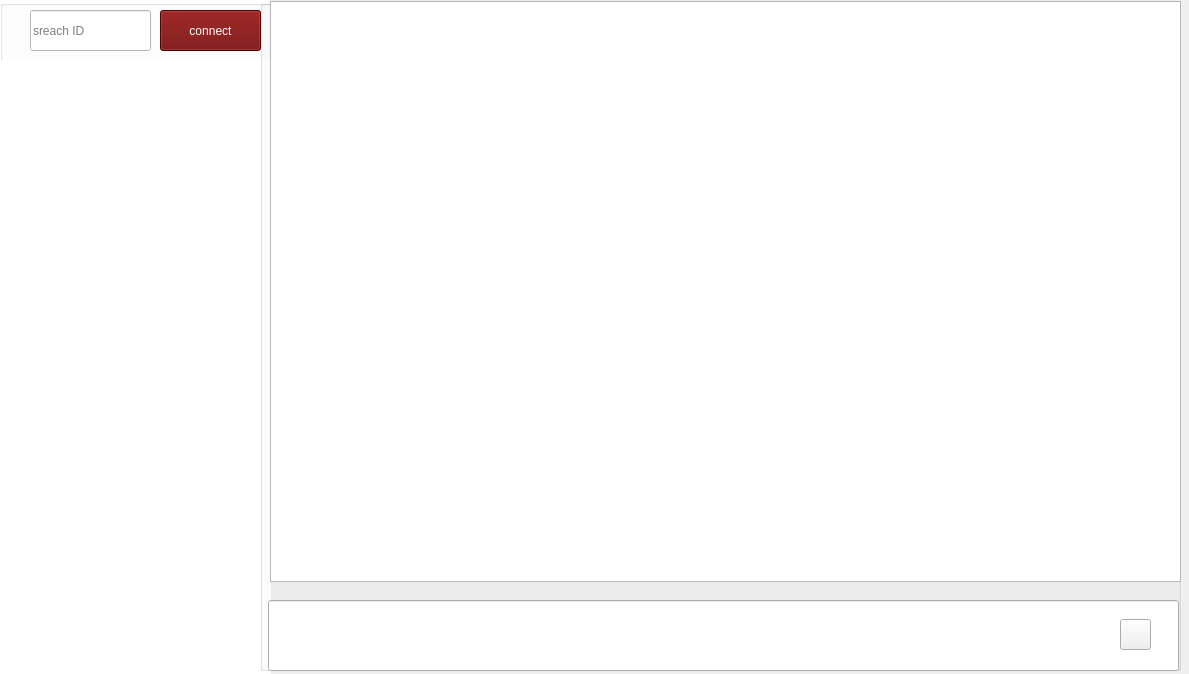
Qt form chatroom.ui (Pourya231/converso) before a commit.
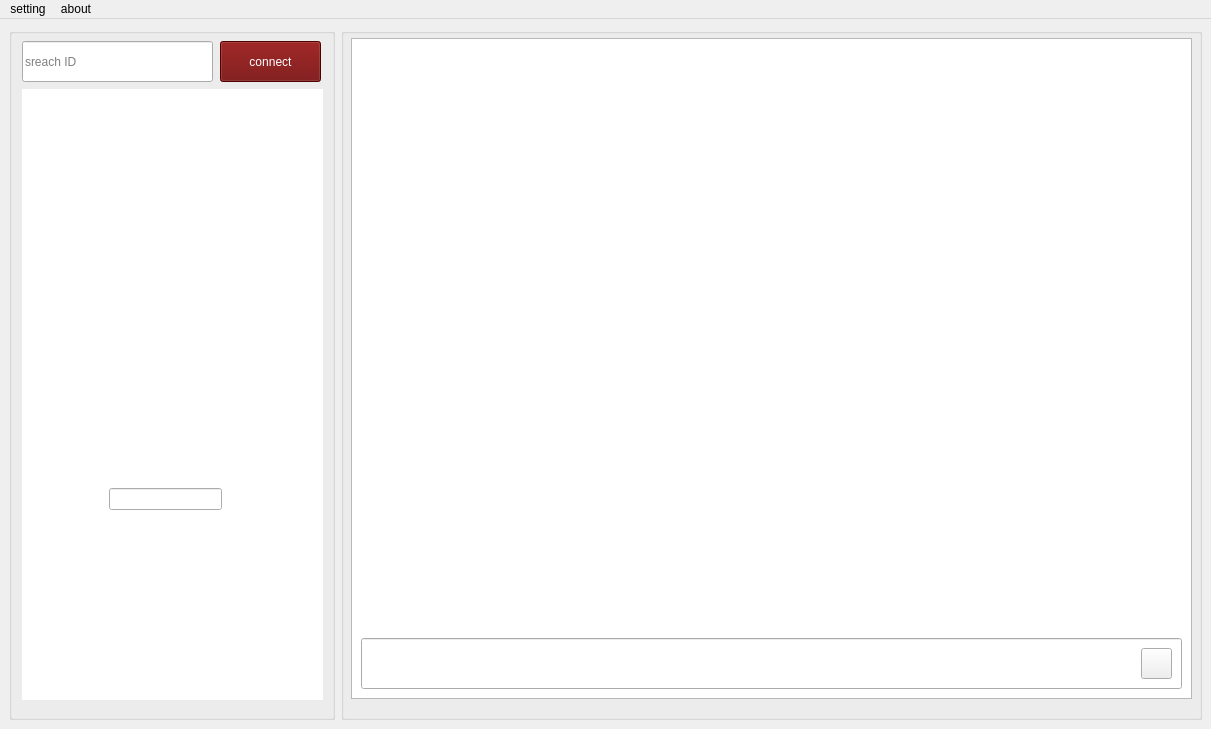
The same form after that commit. Icons and pictures are not drawn.

Commit message: better chatroom + setting

```diff
--- a/chatroom.ui
+++ b/chatroom.ui
@@ -6,48 +6,44 @@
    <rect>
     <x>0</x>
     <y>0</y>
-    <width>1189</width>
-    <height>674</height>
+    <width>1211</width>
+    <height>729</height>
    </rect>
   </property>
   <property name="windowTitle">
    <string>MainWindow</string>
   </property>
   <widget class="QWidget" name="centralwidget">
+   <layout class="QHBoxLayout" name="horizontalLayout">
+    <item>
    <widget class="QGroupBox" name="groupBox">
-    <property name="geometry">
-     <rect>
-      <x>0</x>
-      <y>0</y>
-      <width>271</width>
+      <property name="minimumSize">
+       <size>
+        <width>321</width>
       <height>681</height>
-     </rect>
+       </size>
     </property>
     <property name="styleSheet">
-     <string notr="true">background-color: rgb(255, 255, 255);</string>
+       <string notr="true"/>
     </property>
     <property name="title">
      <string/>
     </property>
-    <widget class="QLineEdit" name="lineEdit_2">
-     <property name="geometry">
-      <rect>
-       <x>140</x>
-       <y>60</y>
-       <width>121</width>
-       <height>41</height>
-      </rect>
-     </property>
-    </widget>
     <widget class="QLineEdit" name="lineEdit_3">
      <property name="geometry">
       <rect>
-       <x>30</x>
-       <y>10</y>
-       <width>121</width>
+         <x>13</x>
+         <y>13</y>
+         <width>191</width>
        <height>41</height>
       </rect>
      </property>
+       <property name="minimumSize">
+        <size>
+         <width>191</width>
+         <height>41</height>
+        </size>
+       </property>
      <property name="styleSheet">
       <string notr="true">font: 11pt &quot;MS Shell Dlg 2&quot;;
 color: rgb(0, 0, 0);</string>
@@ -59,12 +55,18 @@
     <widget class="QPushButton" name="pushButton_2">
      <property name="geometry">
       <rect>
-       <x>160</x>
-       <y>10</y>
+         <x>211</x>
+         <y>13</y>
        <width>101</width>
        <height>41</height>
       </rect>
      </property>
+       <property name="minimumSize">
+        <size>
+         <width>101</width>
+         <height>41</height>
+        </size>
+       </property>
      <property name="styleSheet">
       <string notr="true">font: 14pt &quot;MS Shell Dlg 2&quot;;
 background-color: rgb(110, 0, 0);
@@ -77,12 +79,18 @@
     <widget class="QListWidget" name="listWidget">
      <property name="geometry">
       <rect>
-       <x>0</x>
-       <y>60</y>
+         <x>13</x>
+         <y>61</y>
        <width>301</width>
-       <height>631</height>
-      </rect>
-     </property>
+         <height>611</height>
+        </rect>
+       </property>
+       <property name="minimumSize">
+        <size>
+         <width>301</width>
+         <height>611</height>
+        </size>
+       </property>
      <property name="styleSheet">
       <string notr="true">font: 18pt &quot;MS Shell Dlg 2&quot;;
 background-color: rgb(255, 255, 255);
@@ -92,15 +100,25 @@
       <enum>QFrame::NoFrame</enum>
      </property>
     </widget>
-   </widget>
+      <widget class="QLineEdit" name="lineEdit_2">
+       <property name="geometry">
+        <rect>
+         <x>100</x>
+         <y>460</y>
+         <width>113</width>
+         <height>22</height>
+        </rect>
+       </property>
+      </widget>
+     </widget>
+    </item>
+    <item>
    <widget class="QGroupBox" name="groupBox_2">
-    <property name="geometry">
-     <rect>
-      <x>260</x>
-      <y>0</y>
-      <width>921</width>
-      <height>671</height>
-     </rect>
+      <property name="minimumSize">
+       <size>
+        <width>861</width>
+        <height>681</height>
+       </size>
     </property>
     <property name="title">
      <string/>
@@ -108,12 +126,18 @@
     <widget class="QLineEdit" name="lineEdit">
      <property name="geometry">
       <rect>
-       <x>8</x>
-       <y>600</y>
-       <width>911</width>
-       <height>71</height>
-      </rect>
-     </property>
+         <x>20</x>
+         <y>610</y>
+         <width>821</width>
+         <height>51</height>
+        </rect>
+       </property>
+       <property name="minimumSize">
+        <size>
+         <width>821</width>
+         <height>51</height>
+        </size>
+       </property>
      <property name="styleSheet">
       <string notr="true">font: 15pt &quot;MS Shell Dlg 2&quot;;</string>
      </property>
@@ -124,8 +148,8 @@
     <widget class="QPushButton" name="pushButton">
      <property name="geometry">
       <rect>
-       <x>860</x>
-       <y>619</y>
+         <x>800</x>
+         <y>620</y>
        <width>31</width>
        <height>31</height>
       </rect>
@@ -141,19 +165,70 @@
      <property name="geometry">
       <rect>
        <x>10</x>
-       <y>1</y>
-       <width>911</width>
-       <height>581</height>
-      </rect>
-     </property>
+         <y>10</y>
+         <width>841</width>
+         <height>661</height>
+        </rect>
+       </property>
+       <property name="minimumSize">
+        <size>
+         <width>841</width>
+         <height>661</height>
+        </size>
+       </property>
      <property name="styleSheet">
       <string notr="true">background-image: url(:/new/prefix1/chatbackground.jpg);
 font: 18pt &quot;MS Shell Dlg 2&quot;;
 color: rgb(255, 255, 255);</string>
      </property>
     </widget>
-   </widget>
+      <zorder>listWidget_2</zorder>
+      <zorder>lineEdit</zorder>
+      <zorder>pushButton</zorder>
+     </widget>
+    </item>
+   </layout>
   </widget>
+  <widget class="QMenuBar" name="menuBar">
+   <property name="geometry">
+    <rect>
+     <x>0</x>
+     <y>0</y>
+     <width>1211</width>
+     <height>26</height>
+    </rect>
+   </property>
+   <widget class="QMenu" name="menusetting">
+    <property name="title">
+     <string>setting</string>
+    </property>
+    <addaction name="actiondark_light_mood"/>
+   </widget>
+   <widget class="QMenu" name="menuabout">
+    <property name="title">
+     <string>about</string>
+    </property>
+    <addaction name="actioncontact_us"/>
+    <addaction name="actionrefer_a_freind"/>
+   </widget>
+   <addaction name="menusetting"/>
+   <addaction name="menuabout"/>
+  </widget>
+  <action name="actiondark_light_mood">
+   <property name="text">
+    <string>dark/light mood</string>
+   </property>
+  </action>
+  <action name="actioncontact_us">
+   <property name="text">
+    <string>contact us</string>
+   </property>
+  </action>
+  <action name="actionrefer_a_freind">
+   <property name="text">
+    <string>refer a freind</string>
+   </property>
+  </action>
  </widget>
  <resources/>
  <connections/>
```
Lines whose indentation alone changed are shown as unchanged. The commit also changes 2 other files.
